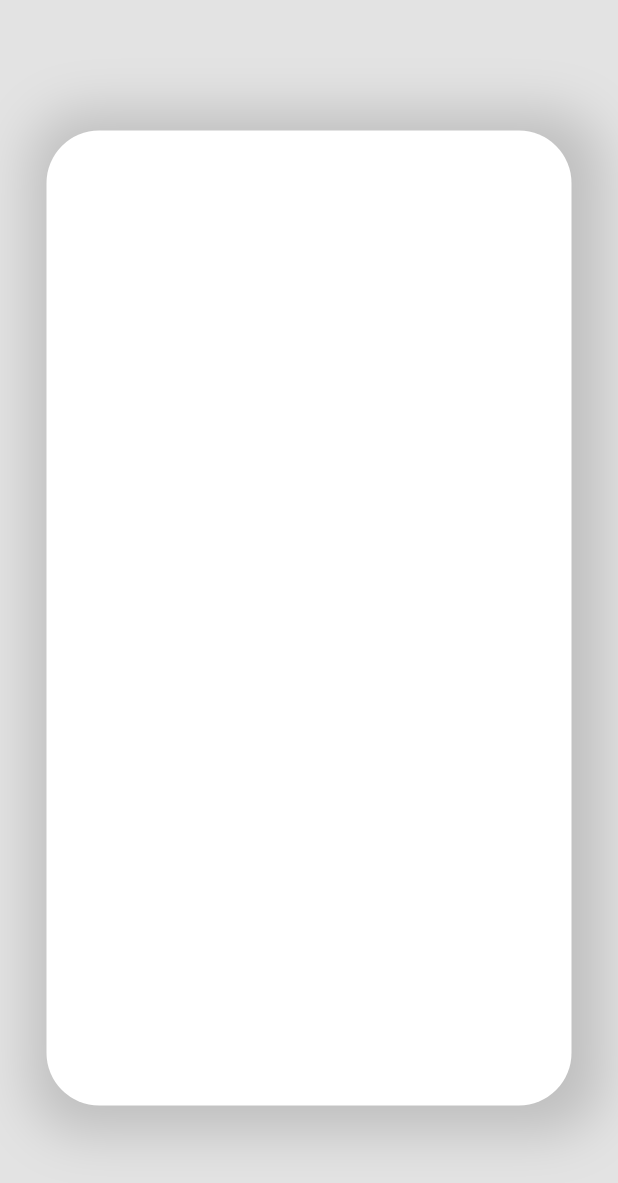
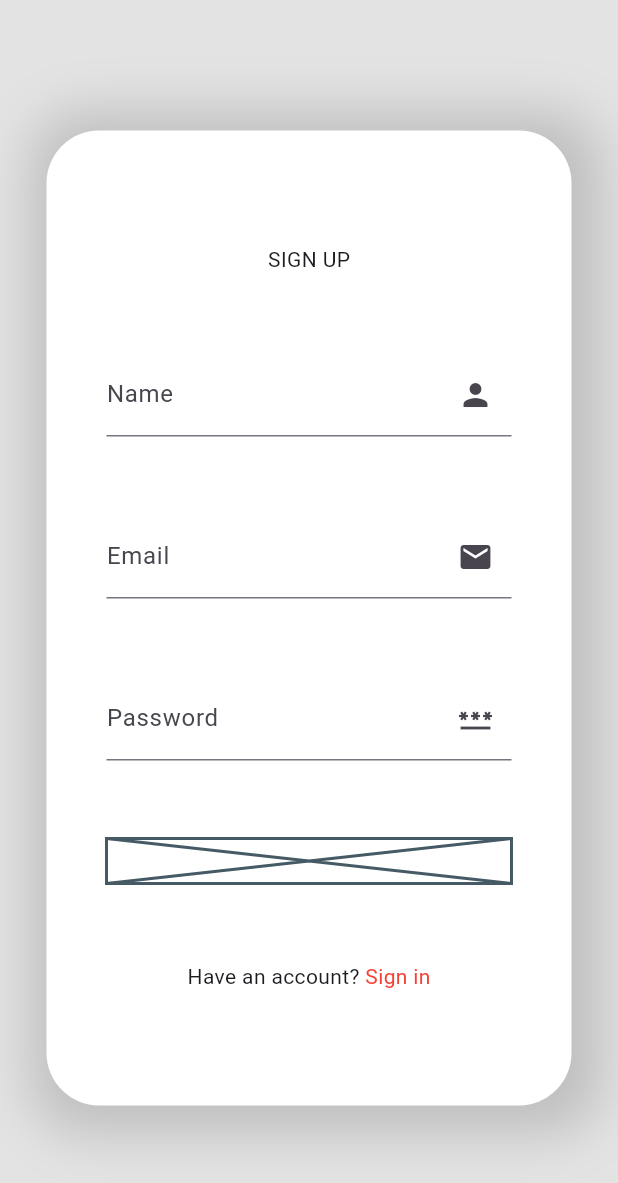
Before and after one commit to s7Thiago/flutter-login-concept, a Flutter app: the screen it shows after launch, on a phone screen of 412 x 824 dp. Shown: the top 1183 px of the screen. Run offline on Flutter 3.47's test engine with Material 3 defaults, Android fonts, the phone set to English and light mode, and no system bars.

Commit message:
feat: criando componente de input

```diff
--- /dev/null
+++ b/lib/shared/widgets/custom_input.dart
@@ -0,0 +1,20 @@
+import 'package:flutter/material.dart';
+
+class CustomInput extends StatelessWidget {
+  final IconData? icon;
+  final String? label;
+  final bool isPassword;
+  const CustomInput(
+      {super.key, this.icon, this.label, this.isPassword = false});
+
+  @override
+  Widget build(BuildContext context) {
+    return TextField(
+      decoration: InputDecoration(
+        label: Text(label ?? ''),
+        suffixIcon: Icon(icon),
+      ),
+      obscureText: isPassword,
+    );
+  }
+}
--- a/lib/view/login/widgets/background.dart
+++ b/lib/view/login/widgets/background.dart
@@ -18,6 +18,9 @@ class LoginBackgroundWidget extends StatelessWidget {
                   bottomLeft: Radius.circular(30),
                 ),
                 color: Color(0xfffd4350),
+                gradient: LinearGradient(
+                  colors: [Color(0xfff73d4a), Color(0xfff53b49)],
+                ),
               ),
             ),
           ),
--- a/lib/view/login/widgets/login_form.dart
+++ b/lib/view/login/widgets/login_form.dart
@@ -1,4 +1,5 @@
 import 'package:flutter/material.dart';
+import 'package:login_concept/shared/widgets/custom_input.dart';
 
 class LoginFormWidget extends StatelessWidget {
   const LoginFormWidget({super.key});
@@ -8,6 +9,7 @@ class LoginFormWidget extends StatelessWidget {
     Size size = MediaQuery.of(context).size;
 
     return Container(
+      padding: const EdgeInsets.symmetric(horizontal: 40, vertical: 50),
       decoration: const BoxDecoration(
         borderRadius: BorderRadius.all(Radius.circular(35)),
         boxShadow: [
@@ -21,6 +23,32 @@ class LoginFormWidget extends StatelessWidget {
       ),
       width: (size.width * .5).clamp(350, 450),
       height: 650,
+      child: const Column(
+        mainAxisAlignment: MainAxisAlignment.spaceAround,
+        children: [
+          Text("SIGN UP"),
+          CustomInput(label: "Name", icon: Icons.person),
+          CustomInput(label: "Email", icon: Icons.email),
+          CustomInput(
+            label: "Password",
+            icon: Icons.password,
+            isPassword: true,
+          ),
+          Placeholder(fallbackHeight: 30),
+          MouseRegion(
+            cursor: SystemMouseCursors.click,
+            child: Text.rich(TextSpan(
+              text: "Have an account? ",
+              children: [
+                TextSpan(
+                  text: "Sign in",
+                  style: TextStyle(color: Colors.red),
+                ),
+              ],
+            )),
+          )
+        ],
+      ),
     );
   }
 }
```
